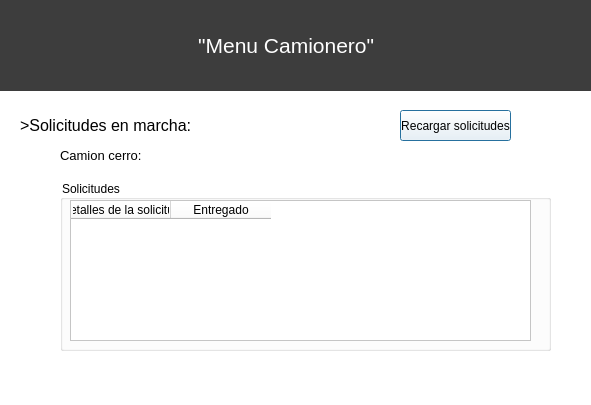
The window that camionerowindow.ui (ClaudioCampuzano/TEL102-FlipiGas) describes before a commit, drawn with Qt 5.
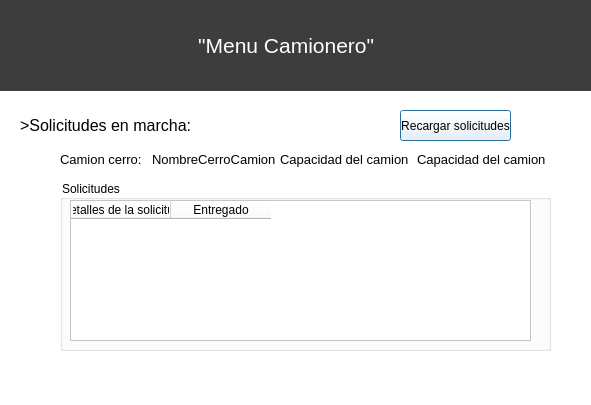
The same window after the commit.

Commit message: Label con weas del camionero listos

```diff
--- a/camionerowindow.ui
+++ b/camionerowindow.ui
@@ -122,15 +122,18 @@
     </column>
    </widget>
   </widget>
-  <widget class="QLabel" name="label_2">
+  <widget class="QWidget" name="">
    <property name="geometry">
     <rect>
      <x>60</x>
-     <y>140</y>
-     <width>81</width>
-     <height>31</height>
+     <y>150</y>
+     <width>216</width>
+     <height>19</height>
     </rect>
    </property>
+   <layout class="QHBoxLayout" name="horizontalLayout">
+    <item>
+     <widget class="QLabel" name="label_2">
    <property name="font">
     <font>
      <family>Segoe UI</family>
@@ -141,15 +144,34 @@
     <string>Camion cerro:</string>
    </property>
   </widget>
+    </item>
+    <item>
   <widget class="QLabel" name="Nombrecerrocamion">
+      <property name="font">
+       <font>
+        <family>Segoe UI</family>
+        <pointsize>10</pointsize>
+       </font>
+      </property>
+      <property name="text">
+       <string>NombreCerroCamion</string>
+      </property>
+     </widget>
+    </item>
+   </layout>
+  </widget>
+  <widget class="QWidget" name="">
    <property name="geometry">
     <rect>
-     <x>150</x>
+     <x>280</x>
      <y>150</y>
-     <width>47</width>
-     <height>13</height>
+     <width>268</width>
+     <height>19</height>
     </rect>
    </property>
+   <layout class="QHBoxLayout" name="horizontalLayout_2">
+    <item>
+     <widget class="QLabel" name="label_3">
    <property name="font">
     <font>
      <family>Segoe UI</family>
@@ -157,8 +179,24 @@
     </font>
    </property>
    <property name="text">
-    <string/>
-   </property>
+       <string>Capacidad del camion</string>
+      </property>
+     </widget>
+    </item>
+    <item>
+     <widget class="QLabel" name="capacidadcamion">
+      <property name="font">
+       <font>
+        <family>Segoe UI</family>
+        <pointsize>10</pointsize>
+       </font>
+      </property>
+      <property name="text">
+       <string>Capacidad del camion</string>
+      </property>
+     </widget>
+    </item>
+   </layout>
   </widget>
  </widget>
  <resources/>
```
Lines whose indentation alone changed are shown as unchanged. The commit also changes 12 other files.
